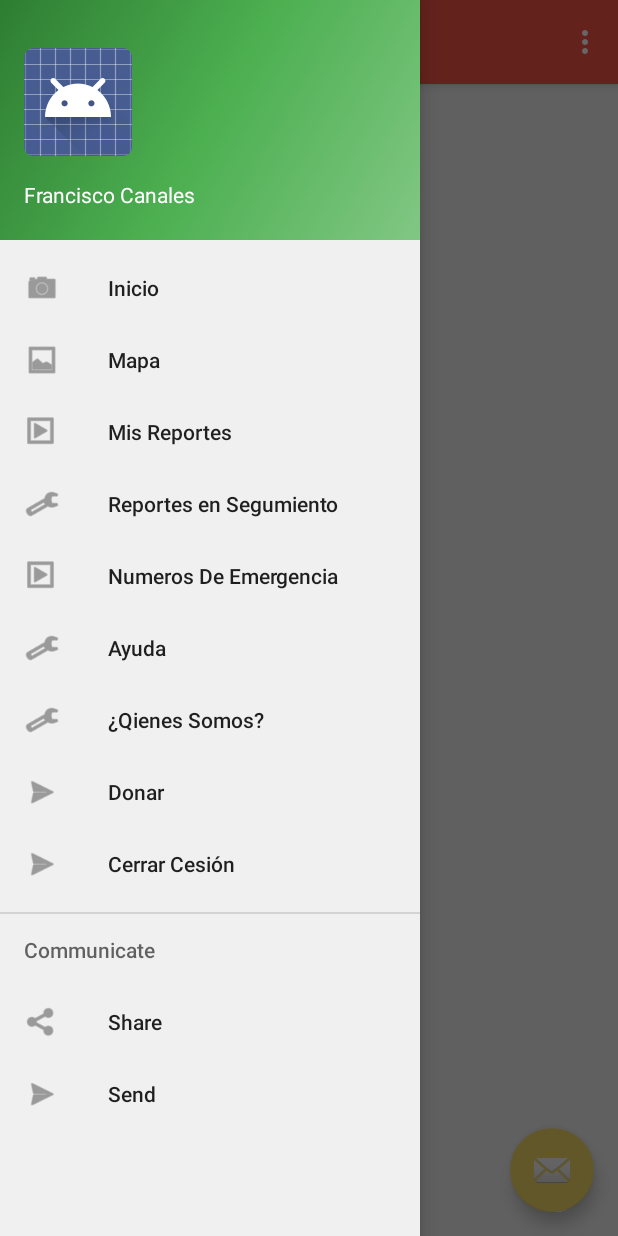
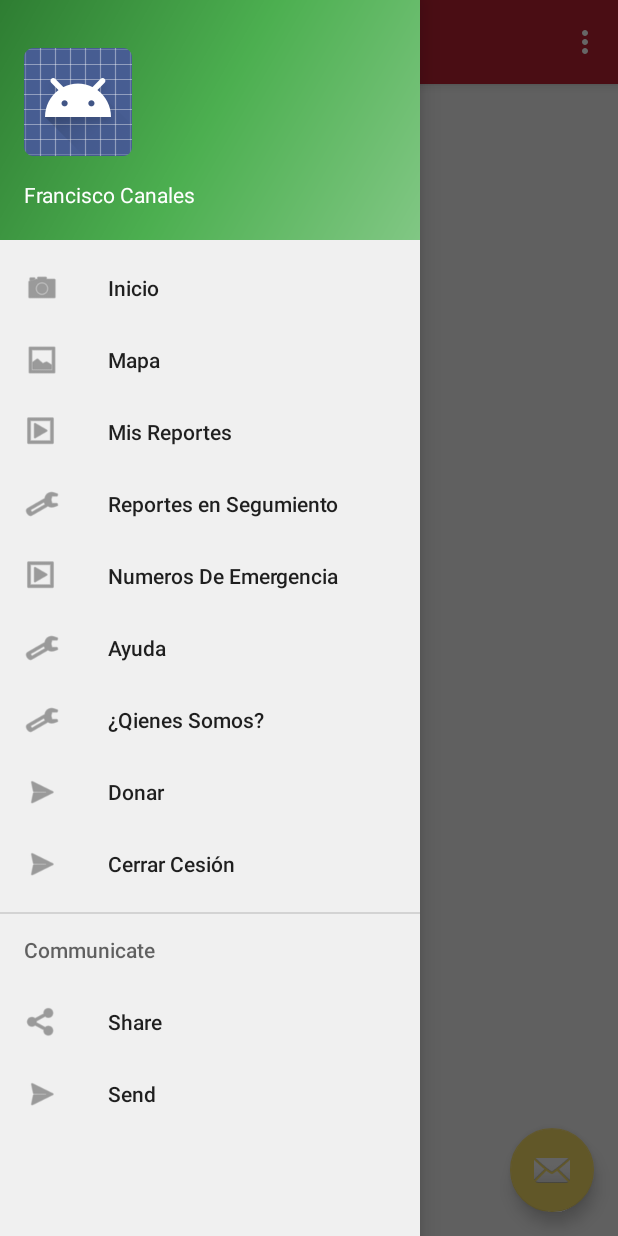
Before and after one commit to fergbrambila/AlertaMovilApp, an Android app: the MainActivity screen opened directly, with no data from a screen before it, with the side drawer open, on a phone screen of 412 x 824 dp. Run offline under Robolectric (Android 15) with nearby library versions, the phone set to English and light mode, and no system bars.

Commit message:
cambios en gitignore y de color en estilos

```diff
--- a/app/src/main/res/values/colors.xml
+++ b/app/src/main/res/values/colors.xml
@@ -1,7 +1,7 @@
 <?xml version="1.0" encoding="utf-8"?>
 <resources>
-    <color name="colorPrimary">#fa564a</color>
-    <color name="colorPrimaryDark">#af3c33</color>
+    <color name="colorPrimary">#ba2133</color>
+    <color name="colorPrimaryDark">#943129</color>
     <color name="colorAccent">#f4da65</color>
     <color name="background_material_light">#f0f0f0</color>
 </resources>
```
Also changed, not shown: 1 other file.
